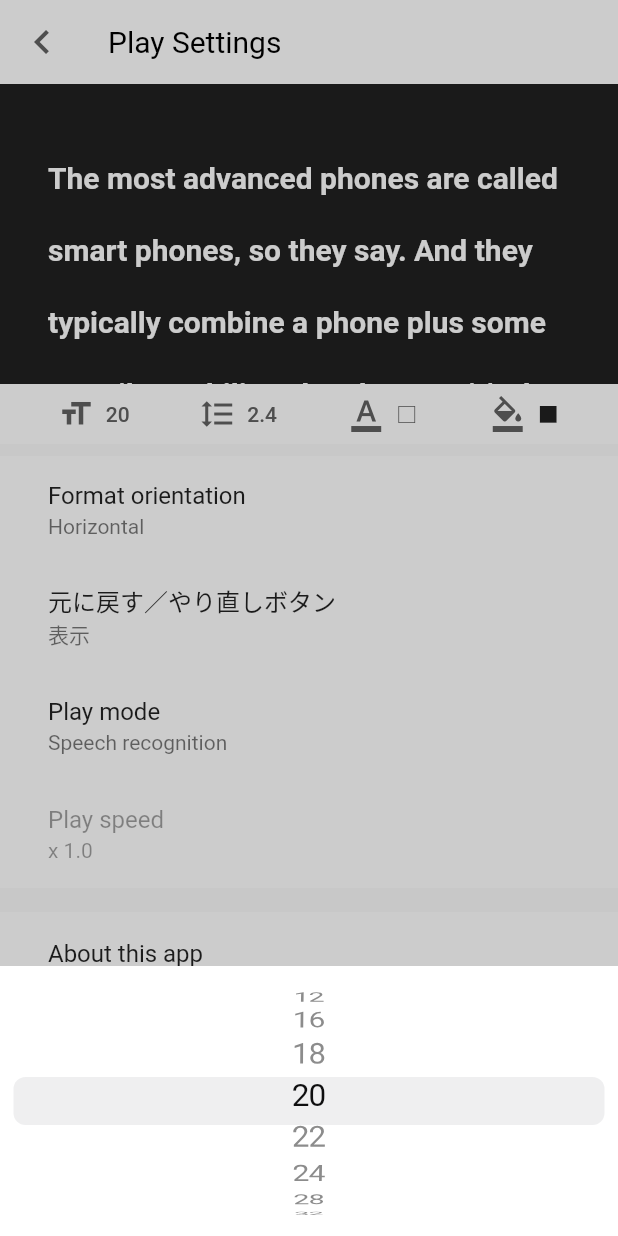
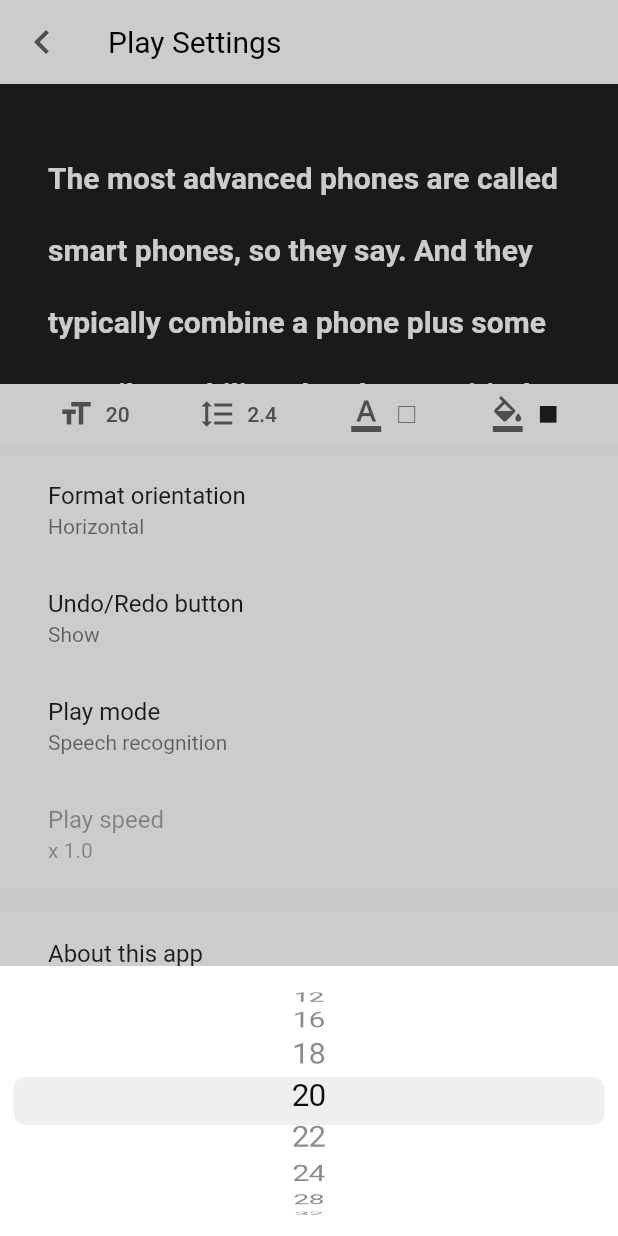
Before and after one commit to sakusaku3939/Presc, a Flutter app: the SettingScreen screen opened directly, after a tap on "20", on a phone screen of 412 x 824 dp. Run offline on Flutter 3.47's test engine with Material 2 defaults, Android fonts, the phone set to English and light mode, and no system bars; our stand-ins replace dots_indicator, flutter_colorpicker, flutter_keyboard_visibility, flutter_staggered_animations, package_info, share and 3 more; missing offline and left inert: fading_edge_scrollview, flutter_scale_tap, receive_sharing_intent, sound_mode; accounts and stored records are empty; statements that could not run were skipped.

Commit message:
英語用テキストを追加

```diff
--- a/lib/l10n/intl_en.arb
+++ b/lib/l10n/intl_en.arb
@@ -63,6 +63,9 @@
   "formatOrientation": "Format orientation",
   "horizontal": "Horizontal",
   "vertical": "Vertical",
+  "undoRedoButton": "Undo/Redo button",
+  "show": "Show",
+  "hide": "Hide",
   "playMode": "Play mode",
   "manualScroll": "Manual scroll",
   "autoScroll": "Auto scroll",
--- a/lib/l10n/intl_ja.arb
+++ b/lib/l10n/intl_ja.arb
@@ -63,6 +63,9 @@
   "formatOrientation": "書式の向き",
   "horizontal": "横書き",
   "vertical": "縦書き",
+  "undoRedoButton": "元に戻す／やり直しボタン",
+  "show": "表示",
+  "hide": "非表示",
   "playMode": "再生モード",
   "manualScroll": "手動スクロール",
   "autoScroll": "自動スクロール",
--- a/lib/view/screens/setting.dart
+++ b/lib/view/screens/setting.dart
@@ -69,21 +69,21 @@ class SettingScreen extends StatelessWidget {
                     },
                   ),
                   _Item(
-                    title: "元に戻す／やり直しボタン",
+                    title: S.current.undoRedoButton,
                     subtitle: model.showUndoRedo
-                        ? "表示"
-                        : "非表示",
+                        ? S.current.show
+                        : S.current.hide,
                     onTap: () => {
                       RadioDialogManager.show(
                         context,
                         groupValue: model.showUndoRedo,
                         itemList: [
                           RadioDialogItem(
-                            title: "表示",
+                            title: S.current.show,
                             value: true,
                           ),
                           RadioDialogItem(
-                            title: "非表示",
+                            title: S.current.hide,
                             value: false,
                           ),
                         ],
```
Also changed, not shown: lib/generated/intl/messages_en.dart, lib/generated/intl/messages_ja.dart, lib/generated/l10n.dart.
